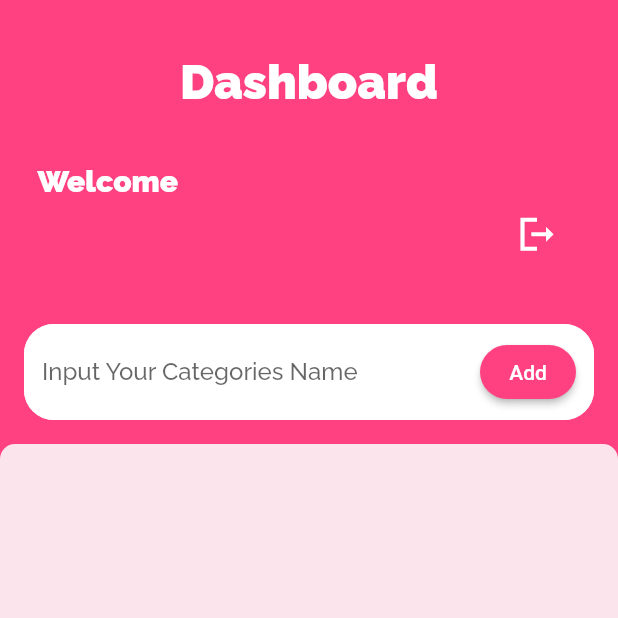
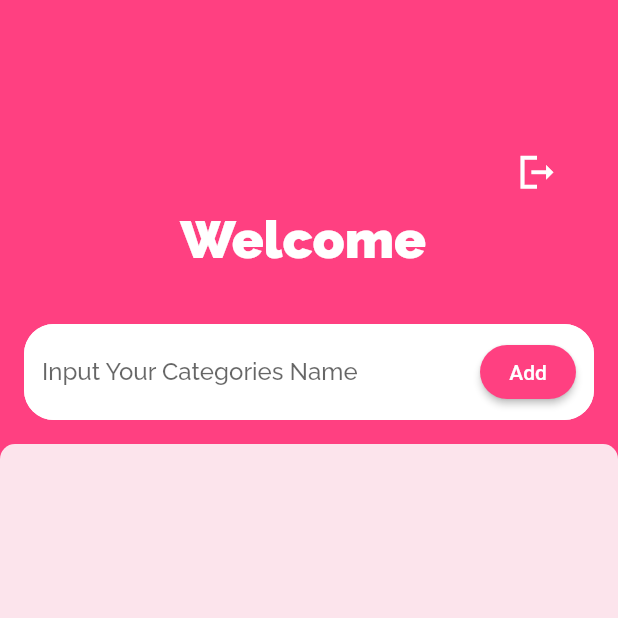
Before and after one commit to rizkamh/flutter_uasmobile, a Flutter app: the Home screen opened by its route, on a phone screen of 412 x 824 dp, the top half of it. Run offline on Flutter 3.47's test engine with Material 2 defaults, Android fonts, the phone set to English and light mode, and no system bars; our stand-ins replace shared_preferences; accounts and stored records are empty; network calls fail.

Commit message:
perbaikan UI dashboard

```diff
--- a/lib/screen/home.dart
+++ b/lib/screen/home.dart
@@ -90,55 +90,14 @@ class _Home extends State<Home> {
               mainAxisAlignment: MainAxisAlignment.end,
               children: [
                 Padding(
-                  padding:
-                      const EdgeInsets.symmetric(vertical: 35, horizontal: 25),
-                  child: Text(
-                    'Dashboard',
-                    style: TextStyle(
-                      color: Colors.white,
-                      fontWeight: FontWeight.w900,
-                      fontSize: 32,
-                      fontFamily: 'Raleway',
-                    ),
-                  ),
-                ),
-                Padding(
-                  padding:
-                      const EdgeInsets.symmetric(vertical: 0, horizontal: 25),
-                  child: Align(
-                    alignment: Alignment.centerLeft,
-                    child: Text(
-                      'Welcome $name',
-                      style: TextStyle(
-                        color: Colors.white,
-                        fontWeight: FontWeight.w700,
-                        fontSize: 20,
-                        fontFamily: 'Raleway',
-                      ),
-                    ),
-                  ),
-                ),
-                Padding(
                   padding: const EdgeInsets.symmetric(
                     horizontal: 30,
                   ),
                   child: Row(
-                    mainAxisAlignment: MainAxisAlignment.spaceBetween,
+                    mainAxisAlignment: MainAxisAlignment.end,
                     children: [
                       Align(
-                        alignment: Alignment.centerLeft,
-                        child: Text(
-                          email,
-                          style: const TextStyle(
-                            color: Colors.white,
-                            fontWeight: FontWeight.w600,
-                            fontSize: 15,
-                            fontFamily: 'Raleway',
-                          ),
-                        ),
-                      ),
-                      Align(
-                        alignment: Alignment.centerRight,
+                        alignment: Alignment.topRight,
                         child: IconButton(
                           icon: const Icon(
                             Icons.logout_sharp,
@@ -155,6 +114,22 @@ class _Home extends State<Home> {
                         ),
                       ),
                     ],
+                  ),
+                ),
+                Padding(
+                  padding:
+                      const EdgeInsets.symmetric(vertical: 0, horizontal: 25),
+                  child: Align(
+                    alignment: Alignment.center,
+                    child: Text(
+                      'Welcome $name',
+                      style: TextStyle(
+                        color: Colors.white,
+                        fontWeight: FontWeight.w700,
+                        fontSize: 35,
+                        fontFamily: 'Raleway',
+                      ),
+                    ),
                   ),
                 ),
               ],
@@ -218,7 +193,7 @@ class _Home extends State<Home> {
                   return Dismissible(
                     key: UniqueKey(),
                     background: Container(
-                      color: Colors.greenAccent,
+                      color: Color.fromARGB(255, 96, 202, 151),
                       child: Padding(
                         padding: const EdgeInsets.all(15),
                         child: Row(
@@ -232,7 +207,7 @@ class _Home extends State<Home> {
                       ),
                     ),
                     secondaryBackground: Container(
-                      color: Colors.pinkAccent,
+                      color: Colors.red,
                       child: Padding(
                         padding: const EdgeInsets.all(15),
                         child: Row(
@@ -263,7 +238,7 @@ class _Home extends State<Home> {
                     child: Container(
                       margin: const EdgeInsets.fromLTRB(10, 5, 10, 5),
                       decoration: BoxDecoration(
-                        color: Colors.purple.shade50,
+                        color: Colors.pink.shade50,
                         borderRadius: const BorderRadius.all(
                           Radius.circular(10),
                         ),
```
